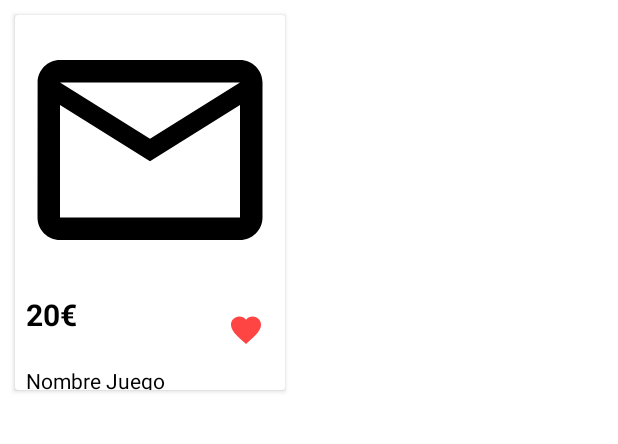
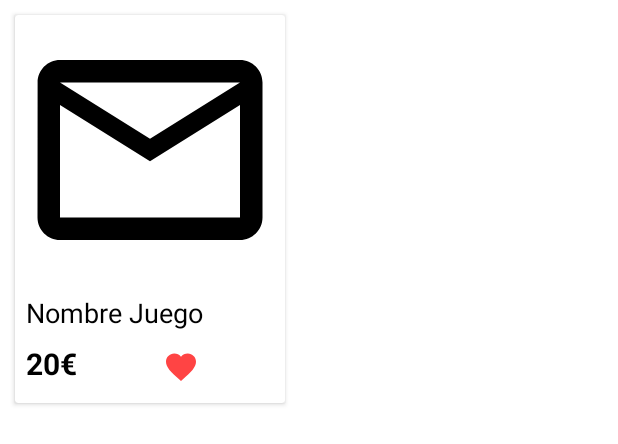
Before and after one commit to danielvazquez89/AndroidActividadUD3A, an Android app: the layout favorite_game_list.xml on its own in the app's theme, with its tools: preview values and no code run, on a phone screen of 412 x 824 dp. Shown: the top 444 px of the screen. Run offline under Robolectric (Android 15) with nearby library versions, the phone set to English and light mode, and no system bars.

Commit message:
Entrega presentación

```diff
--- a/app/src/main/java/com/example/actividad3a/BuzonFragment.kt
+++ b/app/src/main/java/com/example/actividad3a/BuzonFragment.kt
@@ -33,6 +33,7 @@ class BuzonFragment : Fragment() {
         // Inflate the layout for this fragment
         _binding = FragmentBuzonBinding.inflate(inflater, container, false)
         val view = binding.root
+       setActivityTitle("Chats")
         return view
     }
 
--- a/app/src/main/java/com/example/actividad3a/UploadDetailsFragment.kt
+++ b/app/src/main/java/com/example/actividad3a/UploadDetailsFragment.kt
@@ -81,6 +81,7 @@ class UploadDetailsFragment : Fragment() {
             val consolaJuego = binding.miConsolaJuego.text.toString()
             val descripcionJuego = binding.miDescripcionJuego.text.toString()
             if (precioJuego != "" && tituloJuego != "" && consolaJuego != "" && descripcionJuego != "") {
+                if (precioJuego.toDoubleOrNull() != null) {
                     Toast.makeText(
                         requireContext(), "Producto subido", Toast.LENGTH_SHORT
                     ).show()
@@ -99,7 +100,9 @@ class UploadDetailsFragment : Fragment() {
                         ""
                     )
                     postJuego(juego)
-
+                } else {
+                    binding.miPrecioJuego.error = "Ponga un precio adecuado por favor"
+                }
             } else {
                 Toast.makeText(
                     requireContext(), "Rellene todos los campos por favor", Toast.LENGTH_SHORT
--- a/app/src/main/java/com/example/actividad3a/UploadFragment.kt
+++ b/app/src/main/java/com/example/actividad3a/UploadFragment.kt
@@ -33,6 +33,7 @@ class UploadFragment : Fragment() {
         // Inflate the layout for this fragment
         _binding = FragmentUploadBinding.inflate(inflater, container, false)
         val view = binding.root
+        setActivityTitle("Subir juego")
         return view
     }
 
--- a/app/src/main/java/com/example/actividad3a/data/remotes/ApiService.kt
+++ b/app/src/main/java/com/example/actividad3a/data/remotes/ApiService.kt
@@ -67,8 +67,10 @@ interface ApiService {
     @POST("juegos/")
     fun addJuego(@Body juegoData: JuegosResponse.JuegosResponseItem): Call<JuegosResponse>
 
-    @DELETE("users/")
-    fun deleteUser(@Body userData: Int): Call<UserRequest>
+    @DELETE("users/{id_usuario}")
+    fun deleteUser(
+        @Path(value = "id_usuario", encoded = false) key: Int
+    ): Call<UserRequest>
 /*
     @GET("discover/movie")
     fun getMoviesByGenre(
--- a/app/src/main/res/layout/favorite_game_list.xml
+++ b/app/src/main/res/layout/favorite_game_list.xml
@@ -2,10 +2,13 @@
 <androidx.cardview.widget.CardView xmlns:android="http://schemas.android.com/apk/res/android"
     xmlns:app="http://schemas.android.com/apk/res-auto"
     android:layout_width="180dp"
-    android:layout_height="250dp"
+    android:layout_height="wrap_content"
+    android:minHeight="250dp"
+    android:layout_marginLeft="10dp"
+    android:layout_marginTop="10dp"
     android:padding="10dp"
-    android:layout_marginTop="10dp"
-    android:layout_marginLeft="10dp">
+
+    >
 
     <LinearLayout
         android:layout_width="match_parent"
@@ -19,15 +22,27 @@
             android:src="@drawable/ic_baseline_mail_outline_24" />
 
         <LinearLayout
-            android:layout_width="wrap_content"
+            android:layout_width="match_parent"
             android:layout_height="wrap_content"
-            android:orientation="horizontal"
-            android:layout_marginTop="6dp">
+            android:layout_marginTop="6dp"
+            android:orientation="vertical">
+
+            <TextView
+                android:id="@+id/miTextoJuego"
+                android:layout_width="wrap_content"
+                android:layout_height="wrap_content"
+                android:layout_marginLeft="7dp"
+                android:text="Nombre Juego"
+                android:textAlignment="textStart"
+                android:textColor="@color/black"
+
+                android:textSize="18sp" />
 
             <LinearLayout
-                android:layout_width="wrap_content"
+                android:layout_width="match_parent"
                 android:layout_height="wrap_content"
                 android:orientation="horizontal">
+
 
                 <TextView
                     android:id="@+id/miPrecioJuego"
@@ -41,36 +56,28 @@
                     android:textStyle="bold" />
 
                 <TextView
-                    android:layout_width="100dp"
+                    android:layout_width="wrap_content"
                     android:layout_height="wrap_content"
                     android:text="€"
-                    android:textSize="20sp"
                     android:textAlignment="textStart"
                     android:textColor="@color/black"
-                    android:textStyle="bold"
-                    />
+                    android:textSize="20sp"
+                    android:textStyle="bold" />
+
+                <CheckBox
+                    android:id="@+id/cbHeart"
+                    android:layout_width="match_parent"
+                    android:layout_height="wrap_content"
+                    android:button="@drawable/selector_wishlist_favorite_item"
+                    app:useMaterialThemeColors="false" />
 
             </LinearLayout>
 
-            <CheckBox
-                android:id="@+id/cbHeart"
-                android:layout_width="wrap_content"
-                android:layout_height="wrap_content"
-                android:button="@drawable/selector_wishlist_favorite_item"
-                app:useMaterialThemeColors="false"
-                />
+        </LinearLayout>
 
-        </LinearLayout>
-        <TextView
-            android:id="@+id/miTextoJuego"
-            android:layout_width="wrap_content"
-            android:layout_height="wrap_content"
-            android:text="Nombre Juego"
-            android:textSize="14sp"
-            android:textAlignment="textStart"
-            android:layout_marginLeft="7dp"
-            android:textColor="@color/black"/>
 
     </LinearLayout>
 
+
+
 </androidx.cardview.widget.CardView>
--- a/app/src/main/res/layout/game_list.xml
+++ b/app/src/main/res/layout/game_list.xml
@@ -2,7 +2,8 @@
 <androidx.cardview.widget.CardView xmlns:android="http://schemas.android.com/apk/res/android"
     xmlns:app="http://schemas.android.com/apk/res-auto"
     android:layout_width="180dp"
-    android:layout_height="250dp"
+    android:layout_height="wrap_content"
+    android:minHeight="250dp"
     android:layout_marginLeft="10dp"
     android:layout_marginTop="10dp"
     android:padding="10dp"
@@ -34,7 +35,8 @@
                 android:text="Nombre Juego"
                 android:textAlignment="textStart"
                 android:textColor="@color/black"
-                android:textSize="14sp" />
+
+                android:textSize="18sp" />
 
             <LinearLayout
                 android:layout_width="match_parent"
```
Also changed, not shown: app/src/main/java/com/example/actividad3a/PerfilFragment.kt (+7 -1 lines), app/src/main/res/layout/all_game_by_genre_list.xml (+36 -31 lines). Lines whose indentation alone changed are shown as unchanged.
